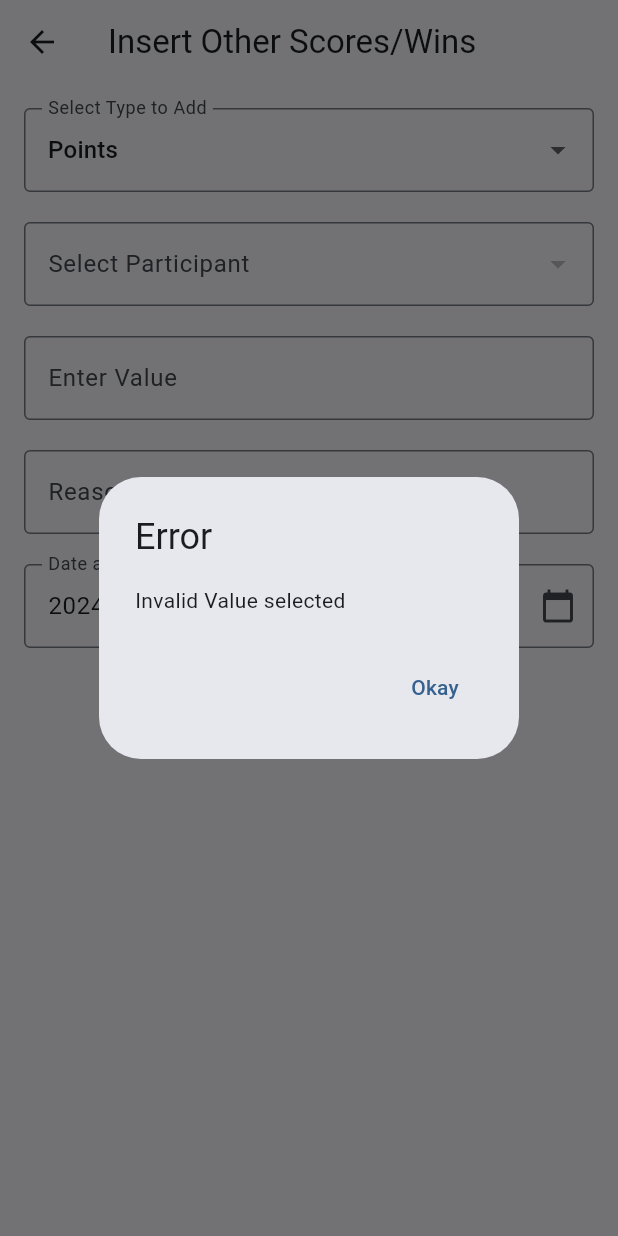
After one commit to Samooh-9820060/score_manager, a Flutter app: the InsertOtherScoresScreen screen opened directly, after a tap on "Add Data", on a phone screen of 412 x 824 dp. The commit adds this screen. Run offline on Flutter 3.47's test engine with Material 3 defaults, Android fonts, the phone set to English and light mode, and no system bars; our stand-ins replace auto_size_text, cloud_firestore, firebase_auth, firebase_core, google_sign_in, rxdart; accounts and stored records are empty.

Commit message:
Manual Score Addition
Screen design createed and logic implemented

```diff
--- /dev/null
+++ b/lib/screens/add_manual_score.dart
@@ -0,0 +1,233 @@
+import 'package:cloud_firestore/cloud_firestore.dart';
+import 'package:firebase_auth/firebase_auth.dart';
+import 'package:flutter/material.dart';
+import 'package:intl/intl.dart';
+
+import '../models/Participants.dart';
+import '../models/Tournament.dart';
+import '../widgets/ScoreManagerDialog.dart';
+
+class InsertOtherScoresScreen extends StatefulWidget {
+  final Tournament? tournament;
+
+  const InsertOtherScoresScreen({super.key, this.tournament});
+
+  @override
+  _InsertOtherScoresScreenState createState() => _InsertOtherScoresScreenState();
+}
+
+class _InsertOtherScoresScreenState extends State<InsertOtherScoresScreen> {
+  final GlobalKey<FormState> _formKey = GlobalKey<FormState>();
+  String? _selectedType;
+  String? _selectedParticipant;
+  String? _selectedParticipantIndex;
+  TextEditingController _reasonController = TextEditingController();
+  TextEditingController _valueController = TextEditingController();
+  TextEditingController _dateTimeController = TextEditingController();
+
+  @override
+  void initState() {
+    super.initState();
+    _selectedType = getDropdownItems().first; // Set the first dropdown item as selected
+    _dateTimeController.text = DateFormat('yyyy-MM-dd – kk:mm').format(DateTime.now());
+    if (widget.tournament?.participants.isNotEmpty == true) {
+      _selectedParticipantIndex = widget.tournament?.participants.first.id;
+    }
+  }
+
+  List<String> getDropdownItems() {
+    List<String> items = ['Points', 'Score', 'Wins'];
+    if (widget.tournament?.scoringMethod == 'direct') {
+      items.remove('Points');
+    }
+    return items;
+  }
+
+  void _addDataToFirestore() async {
+    if (_valueController.text.isEmpty || _valueController.text.length == 0) {
+      showInfoDialog('Error', 'Invalid Value selected', false, context);
+      return;
+    }
+
+    if (_reasonController.text.isEmpty || _reasonController.text.length > 5) {
+      showInfoDialog('Error', 'Reason cannot be empty', false, context);
+      return;
+    }
+    if (_formKey.currentState!.validate()) {
+      FirebaseFirestore firestore = FirebaseFirestore.instance;
+
+      // Find the index of the selected participant
+      int? selectedParticipantIndex = widget.tournament?.participants.indexWhere(
+            (p) => p.name == _selectedParticipant,
+      );
+
+      // Proceed only if a valid participant is selected
+      if (selectedParticipantIndex != null && selectedParticipantIndex != -1) {
+        Map<String, dynamic> data = {
+          'typeToAdd': _selectedType,
+          'participantIndex': selectedParticipantIndex, // Store the participant index
+          'value': _valueController.text,
+          'reason': _reasonController.text,
+          'dateTime': _dateTimeController.text,
+          'insertedBy': FirebaseAuth.instance.currentUser?.uid,
+          'insertedDate': DateTime.now().toIso8601String(),
+        };
+
+        await firestore
+            .collection('manualScoreEntries')
+            .doc(widget.tournament?.id)
+            .set({DateTime.now().toIso8601String(): data}, SetOptions(merge: true))
+            .then((_) {
+          showInfoDialog('Success', 'Data added successfully', false, context);
+        })
+            .catchError((error) {
+          showInfoDialog('Error', 'Failed to add data: $error', false, context);
+        });
+      } else {
+        // Handle the case when no valid participant is selected
+        showInfoDialog('Error', 'Invalid participant selected', false, context);
+      }
+    }
+  }
+
+  @override
+  Widget build(BuildContext context) {
+    List<String> dropdownItems = getDropdownItems();
+    List<String> participantNames = widget.tournament?.participants.map((p) => p.name).toList() ?? [];
+
+    return Scaffold(
+      appBar: AppBar(
+        title: Text('Insert Other Scores/Wins'),
+      ),
+      body: SingleChildScrollView(
+        child: Padding(
+          padding: EdgeInsets.all(16.0),
+          child: Form(
+            key: _formKey,
+            child: Column(
+              crossAxisAlignment: CrossAxisAlignment.start,
+              children: <Widget>[
+                DropdownButtonFormField<String>(
+                  value: _selectedType,
+                  onChanged: (String? newValue) {
+                    setState(() {
+                      _selectedType = newValue;
+                    });
+                  },
+                  items: dropdownItems.map<DropdownMenuItem<String>>((String value) {
+                    return DropdownMenuItem<String>(
+                      value: value,
+                      child: Text(value),
+                    );
+                  }).toList(),
+                  decoration: InputDecoration(
+                    labelText: 'Select Type to Add',
+                    border: OutlineInputBorder(),
+                  ),
+                ),
+                SizedBox(height: 20),
+                DropdownButtonFormField<String>(
+                  value: _selectedParticipant,
+                  onChanged: (String? newValue) {
+                    setState(() {
+                      _selectedParticipant = newValue;
+                    });
+                  },
+                  items: participantNames.map<DropdownMenuItem<String>>((String value) {
+                    return DropdownMenuItem<String>(
+                      value: value,
+                      child: Text(value),
+                    );
+                  }).toList(),
+                  decoration: InputDecoration(
+                    labelText: 'Select Participant',
+                    border: OutlineInputBorder(),
+                  ),
+                ),
+                SizedBox(height: 20),
+                TextFormField(
+                  controller: _valueController,
+                  keyboardType: TextInputType.number,
+                  decoration: InputDecoration(
+                    labelText: 'Enter Value',
+                    border: OutlineInputBorder(),
+                  ),
+                ),
+                SizedBox(height: 20),
+                TextFormField(
+                  controller: _reasonController,
+                  decoration: InputDecoration(
+                    labelText: 'Reason for Adding',
+                    border: OutlineInputBorder(),
+                  ),
+                ),
+                SizedBox(height: 20),
+                TextFormField(
+                  controller: _dateTimeController,
+                  decoration: InputDecoration(
+                    labelText: 'Date and Time',
+                    border: OutlineInputBorder(),
+                    suffixIcon: IconButton(
+                      icon: Icon(Icons.calendar_today),
+                      onPressed: () => _selectDateTime(context),
+                    ),
+                  ),
+                  readOnly: true,
+                ),
+                SizedBox(height: 20),
+                Center(
+                  child: ElevatedButton(
+                    onPressed: _addDataToFirestore,
+                    child: Text('Add Data'),
+                  ),
+                ),
+              ],
+            ),
+          ),
+        ),
+      ),
+    );
+  }
+
+  Future<void> _selectDateTime(BuildContext context) async {
+    DateTime initialDateTime;
+    if (_dateTimeController.text.isNotEmpty) {
+      // Parse the current value of the controller into a DateTime object
+      initialDateTime = DateFormat('yyyy-MM-dd – kk:mm').parse(_dateTimeController.text);
+    } else {
+      // If the controller is empty, use the current date and time
+      initialDateTime = DateTime.now();
+    }
+
+    DateTime? selectedDate = await showDatePicker(
+      context: context,
+      initialDate: initialDateTime,
+      firstDate: DateTime(initialDateTime.year - 5),
+      lastDate: DateTime(initialDateTime.year + 5),
+    );
+
+    if (selectedDate != null) {
+      // Extract the time part from the initialDateTime
+      TimeOfDay initialTime = TimeOfDay.fromDateTime(initialDateTime);
+
+      TimeOfDay? selectedTime = await showTimePicker(
+        context: context,
+        initialTime: initialTime,
+      );
+
+      if (selectedTime != null) {
+        // Combine the selected date and time into a single DateTime object
+        DateTime selectedDateTime = DateTime(
+          selectedDate.year,
+          selectedDate.month,
+          selectedDate.day,
+          selectedTime.hour,
+          selectedTime.minute,
+        );
+
+        // Update the controller with the selected date and time
+        _dateTimeController.text = DateFormat('yyyy-MM-dd – kk:mm').format(selectedDateTime);
+      }
+    }
+  }
+}
--- a/lib/screens/tournament_page.dart
+++ b/lib/screens/tournament_page.dart
@@ -2,6 +2,7 @@ import 'package:cloud_firestore/cloud_firestore.dart';
 import 'package:firebase_auth/firebase_auth.dart';
 import 'package:flutter/material.dart';
 import 'package:rxdart/rxdart.dart';
+import 'package:score_manager/screens/add_manual_score.dart';
 import 'package:score_manager/screens/game_form.dart';
 import 'package:score_manager/screens/view_stats.dart';
 import 'package:score_manager/widgets/ScoreManagerDialog.dart';
@@ -70,6 +71,12 @@ class _TournamentListPageState extends State<TournamentListPage> {
                     MaterialPageRoute(builder: (context) => AddGameForm(tournament: tournament)),
                   );
                 },
+                insertOtherScore: () {
+                  Navigator.push(
+                    context,
+                    MaterialPageRoute(builder: (context) => InsertOtherScoresScreen(tournament: tournament)),
+                  );
+                },
                 onViewStats: () {
                   Navigator.push(
                     context,
--- a/lib/widgets/tournament_card.dart
+++ b/lib/widgets/tournament_card.dart
@@ -1,5 +1,6 @@
 import 'package:flutter/material.dart';
 import 'package:intl/intl.dart';
+import 'package:score_manager/screens/add_manual_score.dart';
 
 import '../models/Participants.dart';
 import '../models/Tournament.dart';
@@ -8,6 +9,7 @@ class TournamentCard extends StatelessWidget {
   final Tournament tournament;
   final VoidCallback onEdit;
   final VoidCallback onInsertGame;
+  final VoidCallback insertOtherScore;
   final VoidCallback onViewStats;
   final VoidCallback onDeleteTournament;
 
@@ -15,6 +17,7 @@ class TournamentCard extends StatelessWidget {
     required this.tournament,
     required this.onEdit,
     required this.onInsertGame,
+    required this.insertOtherScore,
     required this.onViewStats,
     required this.onDeleteTournament,
   });
@@ -57,6 +60,13 @@ class TournamentCard extends StatelessWidget {
                     onInsertGame(),
                   },
                   child: const Text('Insert Game'),
+                ),
+                SimpleDialogOption(
+                  onPressed: () => {
+                    Navigator.of(context).pop(),
+                    insertOtherScore(),
+                  },
+                  child: const Text('Insert Other Scores / Wins'),
                 ),
                 SimpleDialogOption(
                   onPressed: () => {
```
